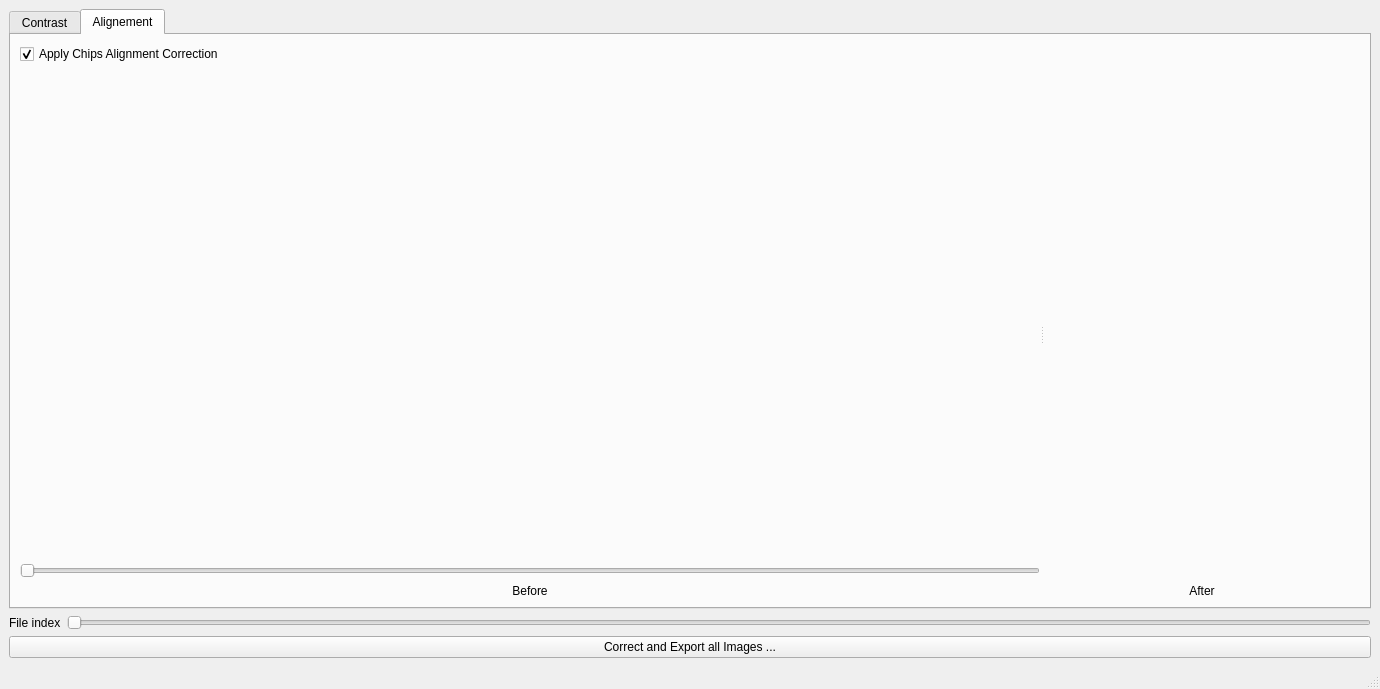
The window that notebooks/ui/ui_mcp_chips_corrector.ui (neutronimaging/python_notebooks) describes before a commit, drawn with Qt 5.
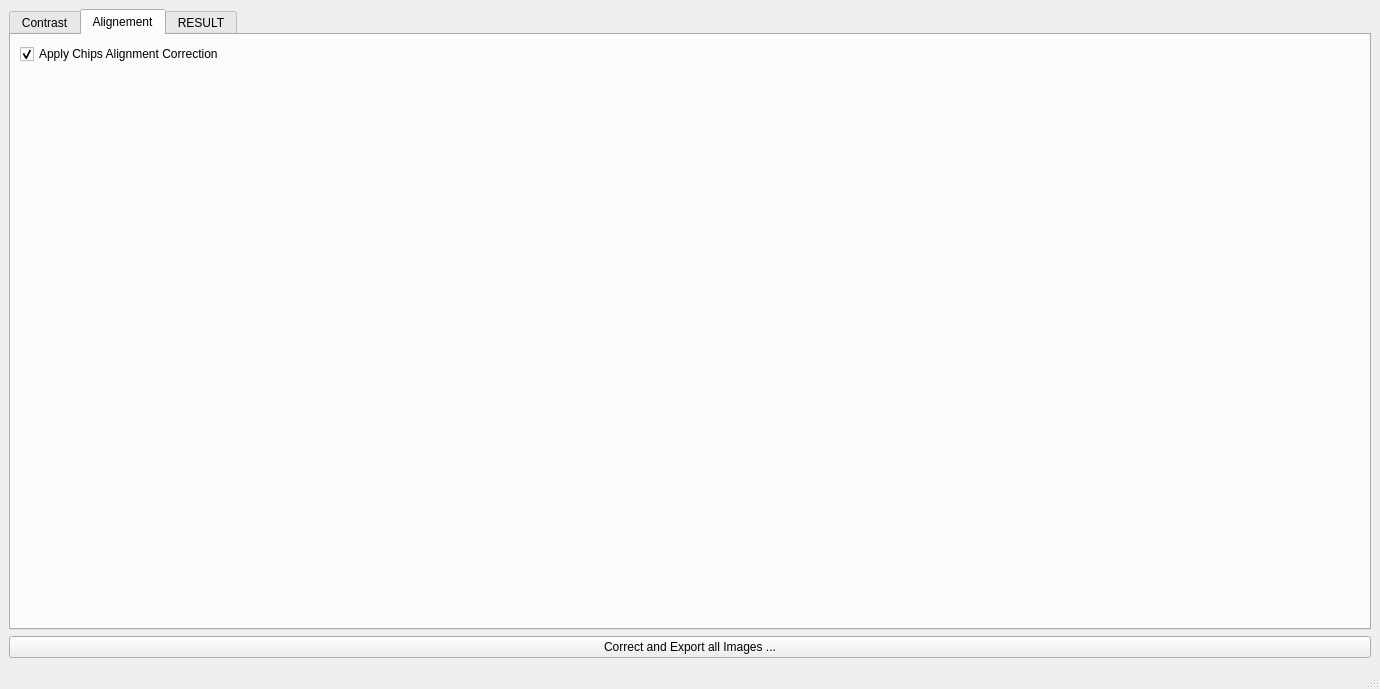
The same window after the commit. The open tabs and pages were chosen to show the change.

Commit message: chips alignment working. this refs #45

The edit to the form file:
```diff
--- a/notebooks/ui/ui_mcp_chips_corrector.ui
+++ b/notebooks/ui/ui_mcp_chips_corrector.ui
@@ -282,7 +282,7 @@
        <attribute name="title">
         <string>Alignement</string>
        </attribute>
-       <layout class="QVBoxLayout" name="verticalLayout_8">
+       <layout class="QVBoxLayout" name="verticalLayout_6">
         <item>
          <widget class="QCheckBox" name="apply_contrast_correction_checkBox_2">
           <property name="text">
@@ -294,89 +294,29 @@
          </widget>
         </item>
         <item>
-         <widget class="QSplitter" name="splitter_2">
-          <property name="orientation">
-           <enum>Qt::Horizontal</enum>
+         <widget class="QWidget" name="alignment_widget" native="true">
+          <property name="sizePolicy">
+           <sizepolicy hsizetype="Expanding" vsizetype="Expanding">
+            <horstretch>0</horstretch>
+            <verstretch>0</verstretch>
+           </sizepolicy>
           </property>
-          <widget class="QWidget" name="">
-           <layout class="QVBoxLayout" name="verticalLayout_6">
-            <item>
-             <widget class="QWidget" name="alignment_before_widget" native="true">
-              <property name="sizePolicy">
-               <sizepolicy hsizetype="Expanding" vsizetype="Expanding">
-                <horstretch>0</horstretch>
-                <verstretch>0</verstretch>
-               </sizepolicy>
-              </property>
-             </widget>
-            </item>
-            <item>
-             <widget class="QSlider" name="alignment_file_slider">
-              <property name="orientation">
-               <enum>Qt::Horizontal</enum>
-              </property>
-             </widget>
-            </item>
-            <item>
-             <widget class="QLabel" name="label">
-              <property name="text">
-               <string>Before</string>
-              </property>
-              <property name="alignment">
-               <set>Qt::AlignCenter</set>
-              </property>
-             </widget>
-            </item>
-           </layout>
-          </widget>
-          <widget class="QWidget" name="">
-           <layout class="QVBoxLayout" name="verticalLayout_7">
-            <item>
-             <widget class="QWidget" name="alignment_after_widget" native="true">
-              <property name="sizePolicy">
-               <sizepolicy hsizetype="Expanding" vsizetype="Expanding">
-                <horstretch>0</horstretch>
-                <verstretch>0</verstretch>
-               </sizepolicy>
-              </property>
-             </widget>
-            </item>
-            <item>
-             <widget class="QLabel" name="label_3">
-              <property name="text">
-               <string>After</string>
-              </property>
-              <property name="alignment">
-               <set>Qt::AlignCenter</set>
-              </property>
-             </widget>
-            </item>
-           </layout>
-          </widget>
          </widget>
         </item>
        </layout>
       </widget>
+      <widget class="QWidget" name="tab_7">
+       <attribute name="title">
+        <string>RESULT</string>
+       </attribute>
+       <layout class="QVBoxLayout" name="verticalLayout_7">
+        <item>
+         <widget class="QWidget" name="result_widget" native="true"/>
+        </item>
+       </layout>
+      </widget>
      </widget>
     </item>
-    <item>
-     <layout class="QHBoxLayout" name="horizontalLayout">
-      <item>
-       <widget class="QLabel" name="label_4">
-        <property name="text">
-         <string>File index</string>
-        </property>
-       </widget>
-      </item>
-      <item>
-       <widget class="QSlider" name="file_slider">
-        <property name="orientation">
-         <enum>Qt::Horizontal</enum>
-        </property>
-       </widget>
-      </item>
-     </layout>
-    </item>
     <item>
      <widget class="QPushButton" name="perform_correction_pushButton">
       <property name="text">
```
Left out of the diff: 45 changed lines with no effect on the pictures. The commit also changes 6 other files.
